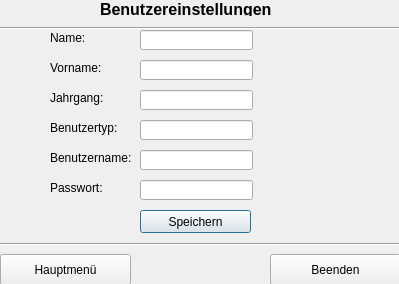
TrialAnd404/MyRepo, file ZitatErfassung/frmbenutzereinstellungen.ui: the form before one commit.
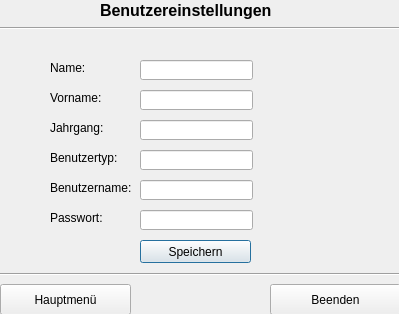
The form after the commit.

```diff
--- a/ZitatErfassung/frmbenutzereinstellungen.ui
+++ b/ZitatErfassung/frmbenutzereinstellungen.ui
@@ -7,7 +7,7 @@
     <x>0</x>
     <y>0</y>
     <width>399</width>
-    <height>284</height>
+    <height>314</height>
    </rect>
   </property>
   <property name="windowTitle">
@@ -17,7 +17,7 @@
    <property name="geometry">
     <rect>
      <x>50</x>
-     <y>30</y>
+     <y>60</y>
      <width>111</width>
      <height>16</height>
     </rect>
@@ -30,7 +30,7 @@
    <property name="geometry">
     <rect>
      <x>50</x>
-     <y>60</y>
+     <y>90</y>
      <width>111</width>
      <height>16</height>
     </rect>
@@ -43,7 +43,7 @@
    <property name="geometry">
     <rect>
      <x>50</x>
-     <y>90</y>
+     <y>120</y>
      <width>111</width>
      <height>16</height>
     </rect>
@@ -56,7 +56,7 @@
    <property name="geometry">
     <rect>
      <x>50</x>
-     <y>120</y>
+     <y>150</y>
      <width>111</width>
      <height>16</height>
     </rect>
@@ -69,7 +69,7 @@
    <property name="geometry">
     <rect>
      <x>50</x>
-     <y>150</y>
+     <y>180</y>
      <width>111</width>
      <height>16</height>
     </rect>
@@ -82,7 +82,7 @@
    <property name="geometry">
     <rect>
      <x>50</x>
-     <y>180</y>
+     <y>210</y>
      <width>111</width>
      <height>16</height>
     </rect>
@@ -95,7 +95,7 @@
    <property name="geometry">
     <rect>
      <x>140</x>
-     <y>210</y>
+     <y>240</y>
      <width>111</width>
      <height>23</height>
     </rect>
@@ -108,7 +108,7 @@
    <property name="geometry">
     <rect>
      <x>140</x>
-     <y>30</y>
+     <y>60</y>
      <width>113</width>
      <height>20</height>
     </rect>
@@ -121,7 +121,7 @@
    <property name="geometry">
     <rect>
      <x>140</x>
-     <y>60</y>
+     <y>90</y>
      <width>113</width>
      <height>20</height>
     </rect>
@@ -134,7 +134,7 @@
    <property name="geometry">
     <rect>
      <x>140</x>
-     <y>90</y>
+     <y>120</y>
      <width>113</width>
      <height>20</height>
     </rect>
@@ -147,7 +147,7 @@
    <property name="geometry">
     <rect>
      <x>140</x>
-     <y>120</y>
+     <y>150</y>
      <width>113</width>
      <height>20</height>
     </rect>
@@ -157,7 +157,7 @@
    <property name="geometry">
     <rect>
      <x>140</x>
-     <y>150</y>
+     <y>180</y>
      <width>113</width>
      <height>20</height>
     </rect>
@@ -170,7 +170,7 @@
    <property name="geometry">
     <rect>
      <x>140</x>
-     <y>180</y>
+     <y>210</y>
      <width>113</width>
      <height>20</height>
     </rect>
@@ -180,7 +180,7 @@
    <property name="geometry">
     <rect>
      <x>270</x>
-     <y>254</y>
+     <y>284</y>
      <width>131</width>
      <height>31</height>
     </rect>
@@ -193,7 +193,7 @@
    <property name="geometry">
     <rect>
      <x>0</x>
-     <y>254</y>
+     <y>284</y>
      <width>131</width>
      <height>31</height>
     </rect>
@@ -206,7 +206,7 @@
    <property name="geometry">
     <rect>
      <x>0</x>
-     <y>236</y>
+     <y>266</y>
      <width>411</width>
      <height>16</height>
     </rect>
@@ -221,7 +221,7 @@
      <x>100</x>
      <y>0</y>
      <width>191</width>
-     <height>16</height>
+     <height>21</height>
     </rect>
    </property>
    <property name="text">
@@ -245,7 +245,7 @@
    <property name="geometry">
     <rect>
      <x>260</x>
-     <y>30</y>
+     <y>60</y>
      <width>131</width>
      <height>16</height>
     </rect>
@@ -258,7 +258,7 @@
    <property name="geometry">
     <rect>
      <x>260</x>
-     <y>60</y>
+     <y>90</y>
      <width>131</width>
      <height>16</height>
     </rect>
@@ -271,7 +271,7 @@
    <property name="geometry">
     <rect>
      <x>260</x>
-     <y>90</y>
+     <y>120</y>
      <width>131</width>
      <height>16</height>
     </rect>
@@ -284,7 +284,7 @@
    <property name="geometry">
     <rect>
      <x>260</x>
-     <y>120</y>
+     <y>150</y>
      <width>131</width>
      <height>16</height>
     </rect>
@@ -297,7 +297,7 @@
    <property name="geometry">
     <rect>
      <x>260</x>
-     <y>150</y>
+     <y>180</y>
      <width>131</width>
      <height>16</height>
     </rect>
@@ -310,7 +310,7 @@
    <property name="geometry">
     <rect>
      <x>260</x>
-     <y>180</y>
+     <y>210</y>
      <width>131</width>
      <height>16</height>
     </rect>
```
